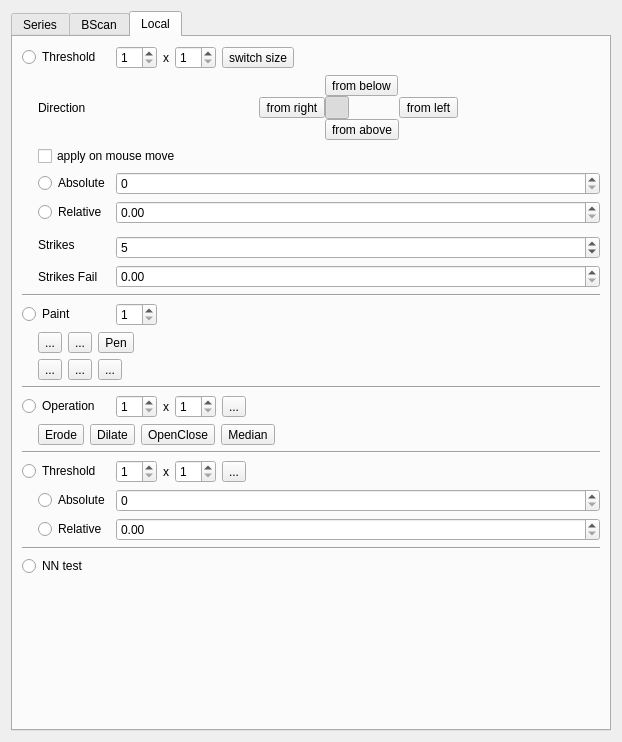
This is ui/marker_segmentation.ui in neurodial/OCT-Marker as Qt 5 draws it before an edit. The edited form follows.
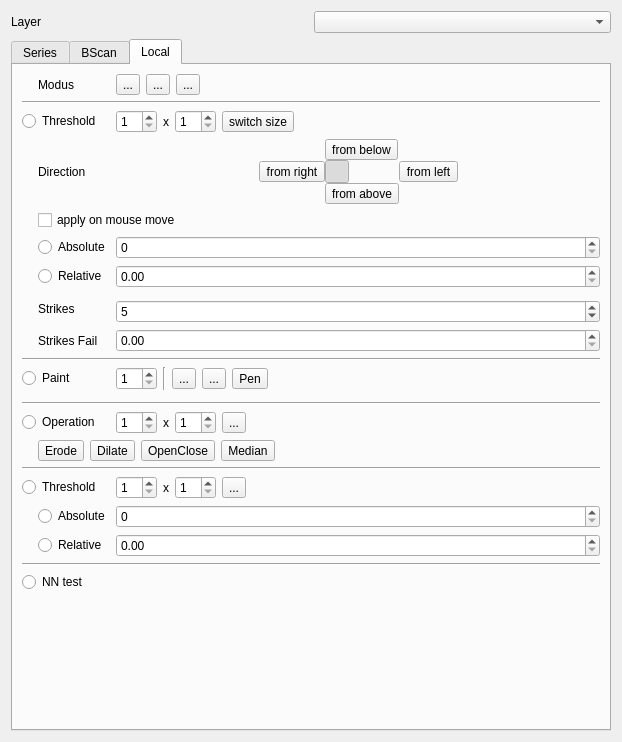
This is the edited form. The open tabs and pages were chosen to show the change. Icons and pictures are not drawn.

Patch:
```diff
--- a/ui/marker_segmentation.ui
+++ b/ui/marker_segmentation.ui
@@ -14,6 +14,20 @@
    <string>Form</string>
   </property>
   <layout class="QVBoxLayout" name="verticalLayout">
+   <item>
+    <layout class="QHBoxLayout" name="horizontalLayout_8">
+     <item>
+      <widget class="QLabel" name="label_25">
+       <property name="text">
+        <string>Layer</string>
+       </property>
+      </widget>
+     </item>
+     <item>
+      <widget class="QComboBox" name="comboBoxLayer"/>
+     </item>
+    </layout>
+   </item>
    <item>
     <widget class="QTabWidget" name="tabWidget">
      <property name="currentIndex">
@@ -525,7 +539,28 @@
        <string>Local</string>
       </attribute>
       <layout class="QGridLayout" name="gridLayout_5">
-       <item row="21" column="2">
+       <item row="11" column="1" rowspan="2">
+        <widget class="QLabel" name="label_4">
+         <property name="text">
+          <string>Strikes</string>
+         </property>
+        </widget>
+       </item>
+       <item row="1" column="1">
+        <widget class="QLabel" name="label_12">
+         <property name="text">
+          <string>Modus</string>
+         </property>
+        </widget>
+       </item>
+       <item row="15" column="0" colspan="3">
+        <widget class="Line" name="line_4">
+         <property name="orientation">
+          <enum>Qt::Horizontal</enum>
+         </property>
+        </widget>
+       </item>
+       <item row="24" column="2">
         <layout class="QHBoxLayout" name="horizontalLayout_5">
          <item>
           <widget class="QSpinBox" name="localSizeThresholdWidthSpinBox">
@@ -574,108 +609,23 @@
          </item>
         </layout>
        </item>
-       <item row="22" column="1">
+       <item row="25" column="1">
         <widget class="QRadioButton" name="radioLocalThresholdAbsolut">
          <property name="text">
           <string>Absolute</string>
          </property>
         </widget>
        </item>
-       <item row="15" column="1" colspan="2">
+       <item row="18" column="1" colspan="2">
         <widget class="QWidget" name="widget_2" native="true">
          <layout class="QGridLayout" name="gridLayout_7">
           <property name="margin">
            <number>0</number>
           </property>
-          <item row="1" column="2">
-           <widget class="QToolButton" name="buttonLocalPaintArea1">
-            <property name="text">
-             <string>...</string>
-            </property>
-            <property name="checkable">
-             <bool>true</bool>
-            </property>
-           </widget>
-          </item>
-          <item row="0" column="1">
-           <widget class="QToolButton" name="buttonLocalPaintRec">
-            <property name="text">
-             <string>...</string>
-            </property>
-            <property name="icon">
-             <iconset resource="../application.qrc">
-              <normaloff>:/icons/paint_quadrat.png</normaloff>:/icons/paint_quadrat.png</iconset>
-            </property>
-            <property name="checkable">
-             <bool>true</bool>
-            </property>
-           </widget>
-          </item>
-          <item row="1" column="0">
-           <widget class="QToolButton" name="buttonLocalPaintArea0">
-            <property name="text">
-             <string>...</string>
-            </property>
-            <property name="checkable">
-             <bool>true</bool>
-            </property>
-           </widget>
-          </item>
-          <item row="0" column="0">
-           <widget class="QToolButton" name="buttonLocalPaintCircle">
-            <property name="text">
-             <string>...</string>
-            </property>
-            <property name="icon">
-             <iconset resource="../application.qrc">
-              <normaloff>:/icons/paint_disc.png</normaloff>:/icons/paint_disc.png</iconset>
-            </property>
-            <property name="checkable">
-             <bool>true</bool>
-            </property>
-           </widget>
-          </item>
-          <item row="1" column="1">
-           <widget class="QToolButton" name="buttonLocalPaintAreaAuto">
-            <property name="text">
-             <string>...</string>
-            </property>
-            <property name="checkable">
-             <bool>true</bool>
-            </property>
-           </widget>
-          </item>
-          <item row="1" column="3">
-           <spacer name="horizontalSpacer_6">
-            <property name="orientation">
-             <enum>Qt::Horizontal</enum>
-            </property>
-            <property name="sizeHint" stdset="0">
-             <size>
-              <width>40</width>
-              <height>20</height>
-             </size>
-            </property>
-           </spacer>
-          </item>
-          <item row="0" column="2">
-           <widget class="QToolButton" name="buttonLocalPaintPen">
-            <property name="text">
-             <string>Pen</string>
-            </property>
-            <property name="icon">
-             <iconset resource="../application.qrc">
-              <normaloff>:/icons/pen.png</normaloff>:/icons/pen.png</iconset>
-            </property>
-            <property name="checkable">
-             <bool>true</bool>
-            </property>
-           </widget>
-          </item>
          </layout>
         </widget>
        </item>
-       <item row="2" column="0">
+       <item row="5" column="0">
         <spacer name="horizontalSpacer_4">
          <property name="orientation">
           <enum>Qt::Horizontal</enum>
@@ -691,14 +641,7 @@
          </property>
         </spacer>
        </item>
-       <item row="12" column="0" colspan="3">
-        <widget class="Line" name="line_4">
-         <property name="orientation">
-          <enum>Qt::Horizontal</enum>
-         </property>
-        </widget>
-       </item>
-       <item row="17" column="2">
+       <item row="20" column="2">
         <layout class="QHBoxLayout" name="horizontalLayout_4">
          <item>
           <widget class="QSpinBox" name="localSizeOperationWidthSpinBox">
@@ -747,14 +690,14 @@
          </item>
         </layout>
        </item>
-       <item row="6" column="1">
+       <item row="9" column="1">
         <widget class="QRadioButton" name="radioLocalThresholdDirRelative">
          <property name="text">
           <string>Relative</string>
          </property>
         </widget>
        </item>
-       <item row="2" column="2">
+       <item row="5" column="2">
         <layout class="QGridLayout" name="gridLayout_6">
          <property name="margin">
           <number>0</number>
@@ -863,7 +806,7 @@
          </item>
         </layout>
        </item>
-       <item row="6" column="2">
+       <item row="9" column="2">
         <widget class="QDoubleSpinBox" name="localThresholdDirRelativeSpinBox">
          <property name="maximum">
           <double>1.000000000000000</double>
@@ -873,14 +816,14 @@
          </property>
         </widget>
        </item>
-       <item row="17" column="0" colspan="2">
+       <item row="20" column="0" colspan="2">
         <widget class="QRadioButton" name="radioLocalOperation">
          <property name="text">
           <string>Operation</string>
          </property>
         </widget>
        </item>
-       <item row="9" column="2">
+       <item row="12" column="2">
         <widget class="QSpinBox" name="localThresholdDirStrikes">
          <property name="minimum">
           <number>1</number>
@@ -893,14 +836,14 @@
          </property>
         </widget>
        </item>
-       <item row="1" column="0" colspan="2">
+       <item row="4" column="0" colspan="2">
         <widget class="QRadioButton" name="radioLocalThresholdDir">
          <property name="text">
           <string>Threshold</string>
          </property>
         </widget>
        </item>
-       <item row="18" column="1" rowspan="2" colspan="2">
+       <item row="21" column="1" rowspan="2" colspan="2">
         <widget class="QWidget" name="widget" native="true">
          <layout class="QHBoxLayout" name="horizontalLayout">
           <property name="margin">
@@ -981,42 +924,35 @@
          </layout>
         </widget>
        </item>
-       <item row="4" column="1">
+       <item row="7" column="1">
         <widget class="QRadioButton" name="radioLocalThresholdDirAbsolut">
          <property name="text">
           <string>Absolute</string>
          </property>
         </widget>
        </item>
-       <item row="8" column="1" rowspan="2">
-        <widget class="QLabel" name="label_4">
-         <property name="text">
-          <string>Strikes</string>
-         </property>
-        </widget>
-       </item>
-       <item row="4" column="2">
+       <item row="7" column="2">
         <widget class="QSpinBox" name="localThresholdDirAboluteSpinbox">
          <property name="maximum">
           <number>255</number>
          </property>
         </widget>
        </item>
-       <item row="2" column="1">
+       <item row="5" column="1">
         <widget class="QLabel" name="label_5">
          <property name="text">
           <string>Direction</string>
          </property>
         </widget>
        </item>
-       <item row="16" column="0" colspan="3">
+       <item row="19" column="0" colspan="3">
         <widget class="Line" name="line_5">
          <property name="orientation">
           <enum>Qt::Horizontal</enum>
          </property>
         </widget>
        </item>
-       <item row="1" column="2">
+       <item row="4" column="2">
         <layout class="QHBoxLayout" name="horizontalLayout_3">
          <item>
           <widget class="QSpinBox" name="localSizeThresholdDirWidthSpinBox">
@@ -1065,14 +1001,14 @@
          </item>
         </layout>
        </item>
-       <item row="11" column="1">
+       <item row="14" column="1">
         <widget class="QLabel" name="label_6">
          <property name="text">
           <string>Strikes Fail</string>
          </property>
         </widget>
        </item>
-       <item row="11" column="2">
+       <item row="14" column="2">
         <widget class="QDoubleSpinBox" name="localThresholdDirStrikesFailFactor">
          <property name="maximum">
           <double>1.000000000000000</double>
@@ -1082,14 +1018,14 @@
          </property>
         </widget>
        </item>
-       <item row="13" column="0" colspan="2">
+       <item row="16" column="0" colspan="2">
         <widget class="QRadioButton" name="radioLocalPaint">
          <property name="text">
           <string>Paint</string>
          </property>
         </widget>
        </item>
-       <item row="13" column="2">
+       <item row="16" column="2">
         <layout class="QHBoxLayout" name="horizontalLayout_2">
          <item>
           <widget class="QSpinBox" name="localSizePaintSpinBox">
@@ -1098,6 +1034,55 @@
            </property>
           </widget>
          </item>
+         <item>
+          <widget class="Line" name="line_7">
+           <property name="orientation">
+            <enum>Qt::Vertical</enum>
+           </property>
+          </widget>
+         </item>
+         <item>
+          <widget class="QToolButton" name="buttonLocalPaintCircle">
+           <property name="text">
+            <string>...</string>
+           </property>
+           <property name="icon">
+            <iconset resource="../application.qrc">
+             <normaloff>:/icons/paint_disc.png</normaloff>:/icons/paint_disc.png</iconset>
+           </property>
+           <property name="checkable">
+            <bool>true</bool>
+           </property>
+          </widget>
+         </item>
+         <item>
+          <widget class="QToolButton" name="buttonLocalPaintRec">
+           <property name="text">
+            <string>...</string>
+           </property>
+           <property name="icon">
+            <iconset resource="../application.qrc">
+             <normaloff>:/icons/paint_quadrat.png</normaloff>:/icons/paint_quadrat.png</iconset>
+           </property>
+           <property name="checkable">
+            <bool>true</bool>
+           </property>
+          </widget>
+         </item>
+         <item>
+          <widget class="QToolButton" name="buttonLocalPaintPen">
+           <property name="text">
+            <string>Pen</string>
+           </property>
+           <property name="icon">
+            <iconset resource="../application.qrc">
+             <normaloff>:/icons/pen.png</normaloff>:/icons/pen.png</iconset>
+           </property>
+           <property name="checkable">
+            <bool>true</bool>
+           </property>
+          </widget>
+         </item>
          <item>
           <spacer name="horizontalSpacer_8">
            <property name="orientation">
@@ -1113,28 +1098,28 @@
          </item>
         </layout>
        </item>
-       <item row="3" column="1" colspan="2">
+       <item row="6" column="1" colspan="2">
         <widget class="QCheckBox" name="checkBoxApplyOnMove">
          <property name="text">
           <string>apply on mouse move</string>
          </property>
         </widget>
        </item>
-       <item row="20" column="0" colspan="3">
+       <item row="23" column="0" colspan="3">
         <widget class="Line" name="line_3">
          <property name="orientation">
           <enum>Qt::Horizontal</enum>
          </property>
         </widget>
        </item>
-       <item row="21" column="0" colspan="2">
+       <item row="24" column="0" colspan="2">
         <widget class="QRadioButton" name="radioLocalThreshold">
          <property name="text">
           <string>Threshold</string>
          </property>
         </widget>
        </item>
-       <item row="22" column="2">
+       <item row="25" column="2">
         <widget class="QSpinBox" name="localThresholdAboluteSpinbox">
          <property name="maximum">
           <number>255</number>
@@ -1144,14 +1129,14 @@
          </property>
         </widget>
        </item>
-       <item row="23" column="1">
+       <item row="26" column="1">
         <widget class="QRadioButton" name="radioLocalThresholdRelative">
          <property name="text">
           <string>Relative</string>
          </property>
         </widget>
        </item>
-       <item row="23" column="2">
+       <item row="26" column="2">
         <widget class="QDoubleSpinBox" name="localThresholdRelativeSpinBox">
          <property name="maximum">
           <double>1.000000000000000</double>
@@ -1161,7 +1146,7 @@
          </property>
         </widget>
        </item>
-       <item row="26" column="1">
+       <item row="29" column="1">
         <spacer name="verticalSpacer_3">
          <property name="orientation">
           <enum>Qt::Vertical</enum>
@@ -1174,20 +1159,74 @@
          </property>
         </spacer>
        </item>
-       <item row="25" column="0" colspan="2">
+       <item row="28" column="0" colspan="2">
         <widget class="QRadioButton" name="radioLocalNN">
          <property name="text">
           <string>NN test</string>
          </property>
         </widget>
        </item>
-       <item row="24" column="0" colspan="3">
+       <item row="27" column="0" colspan="3">
         <widget class="Line" name="line_nn">
          <property name="orientation">
           <enum>Qt::Horizontal</enum>
          </property>
         </widget>
        </item>
+       <item row="2" column="0" colspan="3">
+        <widget class="Line" name="line_6">
+         <property name="orientation">
+          <enum>Qt::Horizontal</enum>
+         </property>
+        </widget>
+       </item>
+       <item row="1" column="2">
+        <layout class="QHBoxLayout" name="horizontalLayout_7">
+         <item>
+          <widget class="QToolButton" name="buttonLocalPaintArea0">
+           <property name="text">
+            <string>...</string>
+           </property>
+           <property name="checkable">
+            <bool>true</bool>
+           </property>
+          </widget>
+         </item>
+         <item>
+          <widget class="QToolButton" name="buttonLocalPaintAreaAuto">
+           <property name="text">
+            <string>...</string>
+           </property>
+           <property name="checkable">
+            <bool>true</bool>
+           </property>
+          </widget>
+         </item>
+         <item>
+          <widget class="QToolButton" name="buttonLocalPaintArea1">
+           <property name="text">
+            <string>...</string>
+           </property>
+           <property name="checkable">
+            <bool>true</bool>
+           </property>
+          </widget>
+         </item>
+         <item>
+          <spacer name="horizontalSpacer_13">
+           <property name="orientation">
+            <enum>Qt::Horizontal</enum>
+           </property>
+           <property name="sizeHint" stdset="0">
+            <size>
+             <width>40</width>
+             <height>20</height>
+            </size>
+           </property>
+          </spacer>
+         </item>
+        </layout>
+       </item>
       </layout>
      </widget>
     </widget>
```
Left out of the diff: 7 changed lines with no effect on the pictures.
